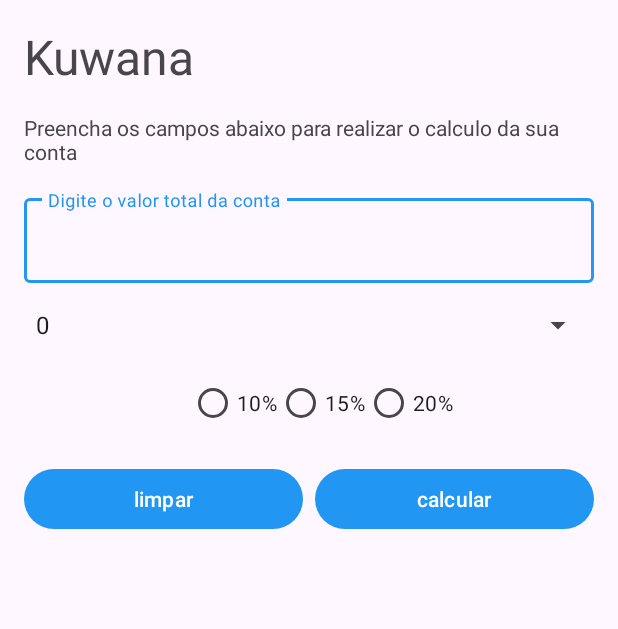
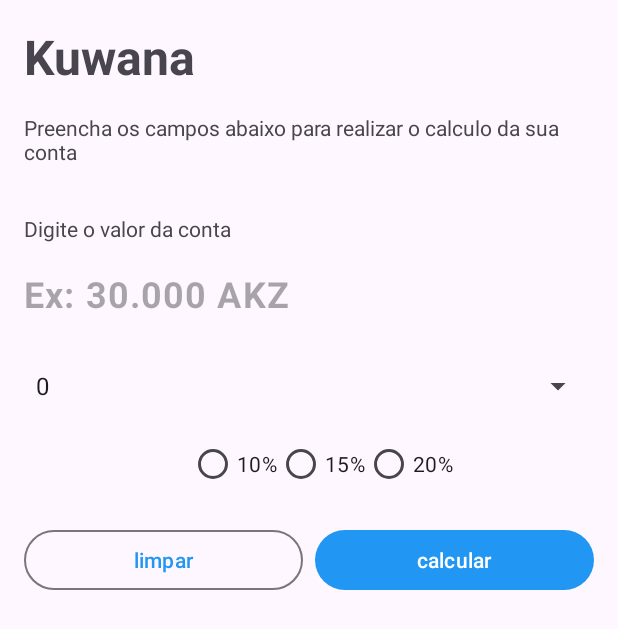
Before and after one commit to robsonjso/kuwanas, an Android app: the screen it shows after launch (MainActivity), on a phone screen of 412 x 824 dp. Shown: the top 629 px of the screen. Run offline under Robolectric (Android 15) with nearby library versions, the phone set to English and light mode, and no system bars.

Commit message:
melhorando meus codigos

```diff
--- a/app/src/main/res/layout/activity_main.xml
+++ b/app/src/main/res/layout/activity_main.xml
@@ -9,11 +9,11 @@
 
     <TextView
         android:id="@+id/tv_title"
+        style="@style/Title"
         android:layout_width="match_parent"
         android:layout_height="wrap_content"
         android:layout_margin="16dp"
         android:text="Kuwana"
-        android:textSize="32sp"
         app:layout_constraintEnd_toEndOf="parent"
         app:layout_constraintStart_toStartOf="parent"
         app:layout_constraintTop_toTopOf="parent" />
@@ -30,21 +30,35 @@
         app:layout_constraintStart_toStartOf="parent"
         app:layout_constraintTop_toBottomOf="@+id/tv_title" />
 
+    <TextView
+        android:id="@+id/tv_hint_total_table"
+        android:layout_width="wrap_content"
+        android:layout_height="wrap_content"
+        android:layout_marginTop="32dp"
+        android:text="Digite o valor da conta"
+        app:layout_constraintStart_toStartOf="@+id/tv_subtitle"
+        app:layout_constraintTop_toBottomOf="@+id/tv_subtitle" />
+
     <com.google.android.material.textfield.TextInputLayout
         android:id="@+id/til_total"
-        android:layout_width="match_parent"
+        android:layout_width="0dp"
         android:layout_height="wrap_content"
-        android:layout_margin="16dp"
-        app:layout_constraintEnd_toEndOf="parent"
-        app:layout_constraintStart_toStartOf="parent"
-        app:layout_constraintTop_toBottomOf="@+id/tv_subtitle">
+        app:boxStrokeWidth="0dp"
+        app:boxStrokeWidthFocused="0dp"
+        app:hintEnabled="false"
+        app:layout_constraintEnd_toEndOf="@+id/tv_subtitle"
+        app:layout_constraintStart_toStartOf="@+id/tv_hint_total_table"
+        app:layout_constraintTop_toBottomOf="@+id/tv_hint_total_table">
 
         <com.google.android.material.textfield.TextInputEditText
             android:id="@+id/tie_total"
             android:layout_width="match_parent"
             android:layout_height="match_parent"
-            android:hint="Digite o valor total da conta"
-            android:inputType="numberDecimal" />
+            android:hint="Ex: 30.000 AKZ"
+            android:inputType="numberDecimal"
+            android:paddingStart="0dp"
+            android:textSize="24dp"
+            android:textStyle="bold" />
 
     </com.google.android.material.textfield.TextInputLayout>
 
@@ -55,7 +69,7 @@
         android:layout_margin="16dp"
         app:layout_constraintEnd_toEndOf="parent"
         app:layout_constraintStart_toStartOf="parent"
-        app:layout_constraintTop_toBottomOf="@+id/til_total"/>
+        app:layout_constraintTop_toBottomOf="@+id/til_total" />
 
 
     <RadioGroup
@@ -90,8 +104,9 @@
 
     </RadioGroup>
 
-    <Button
+    <com.google.android.material.button.MaterialButton
         android:id="@+id/btn_clean"
+        style="@style/Widget.Material3.Button.OutlinedButton"
         android:layout_width="0dp"
         android:layout_height="wrap_content"
         android:layout_marginTop="16dp"
--- a/app/src/main/res/layout/activity_resumo.xml
+++ b/app/src/main/res/layout/activity_resumo.xml
@@ -9,11 +9,11 @@
 
     <TextView
         android:id="@+id/textView2"
+        style="@style/Title"
         android:layout_width="wrap_content"
         android:layout_height="wrap_content"
         android:layout_margin="16dp"
         android:text="Resumo"
-        android:textSize="32sp"
         app:layout_constraintStart_toStartOf="parent"
         app:layout_constraintTop_toTopOf="parent" />
 
--- a/app/src/main/res/values-night/themes.xml
+++ b/app/src/main/res/values-night/themes.xml
@@ -2,6 +2,6 @@
     <!-- Base application theme. -->
     <style name="Base.Theme.Kuwana" parent="Theme.Material3.DayNight.NoActionBar">
         <!-- Customize your dark theme here. -->
-        <!-- <item name="colorPrimary">@color/my_dark_primary</item> -->
+        <color name="primary_400">#2196F3</color>
     </style>
 </resources>
--- a/app/src/main/res/values/themes.xml
+++ b/app/src/main/res/values/themes.xml
@@ -6,4 +6,11 @@
     </style>
 
     <style name="Theme.Kuwana" parent="Base.Theme.Kuwana" />
+
+    <style name="Title" parent="Widget.AppCompat.TextView">
+
+        <item name="android:textSize">32sp</item>
+        <item name="android:textStyle">bold</item>
+
+    </style>
 </resources>
```
